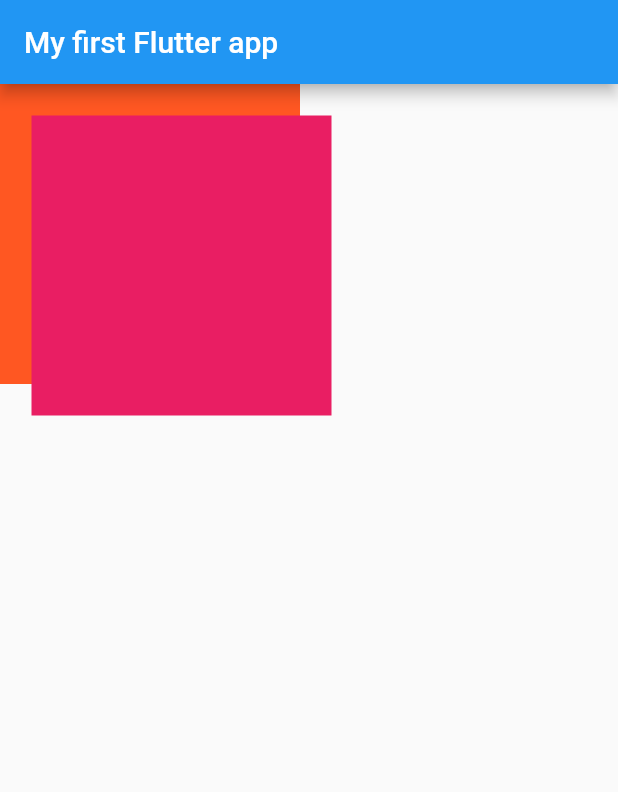
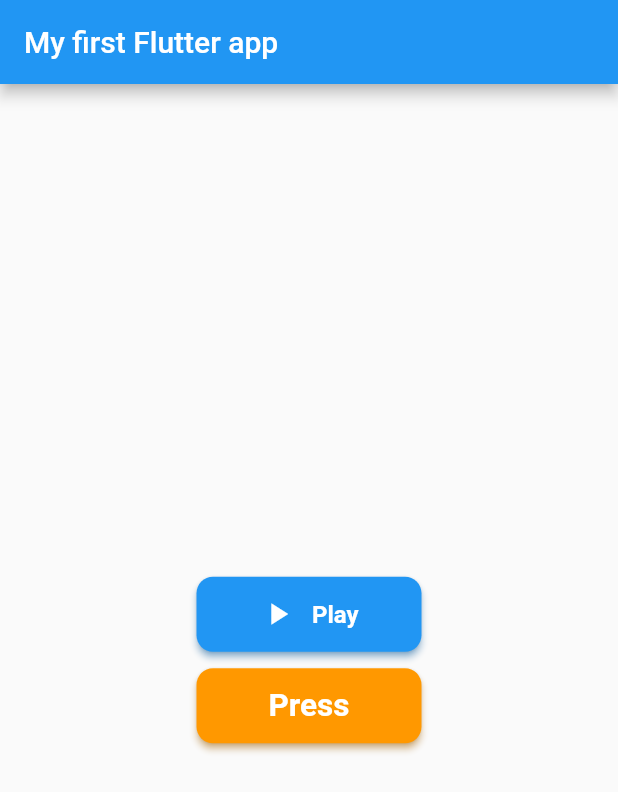
Before and after one commit to Spider-Calvin/MyFirst-Flutter-App, a Flutter app: the screen it shows after launch, on a phone screen of 412 x 824 dp. Shown: the top 792 px of the screen. Run offline on Flutter 3.47's test engine with Material 2 defaults, Android fonts, the phone set to English and light mode, and no system bars.

Commit message:
Custom widgets in flutter, calling compontents with the changes in them 📎

```diff
--- a/lib/main.dart
+++ b/lib/main.dart
@@ -1,6 +1,8 @@
 import 'package:flutter/material.dart';
 import 'package:flutter/services.dart';
 import 'package:intl/intl.dart';
+import 'package:my_first_flutterapp/widgets/roundedbtn.dart';
+import 'package:my_first_flutterapp/ui_helper/util.dart';
 
 void main() {
   runApp(const MyApp());
@@ -55,23 +57,35 @@ class _MyHomePage extends State<MyHomePage>  {
         appBar: AppBar(
           title: const Text("My first Flutter app"),
         ),
-        body:Container(
-          width: 300,
-          height: 300,
-          child: Stack(
+        body:Center(
+          child: Column(
+            mainAxisAlignment: MainAxisAlignment.center,
             children: [
               Container(
-                height: 200,
-                width: 200,
-                color: colorsArray[0],
+                width: 150,
+                height: 50,
+                child: RoundedButton(
+                  btnName: 'Play',
+                  icon: Icon(Icons.play_arrow),
+                  textStyle: mTextStyle16(),
+                  callback: () {
+                    print("Logged in!!");
+                  },
+                ),
               ),
-              Positioned(
-                left: 21,
-                top: 21,
-                child: Container(
-                  height: 200,
-                  width: 200,
-                  color: colorsArray[1],
+              Container(
+                height: 11,
+              ),
+              Container(
+                width: 150,
+                height: 50,
+                child: RoundedButton(
+                  btnName: 'Press',
+                  bgColor: Colors.orange,
+                  textStyle: mTextStyle21(),
+                  callback: () {
+                    print("Logged in!!");
+                  },
                 ),
               ),
             ],
--- a/lib/ui_helper/util.dart
+++ b/lib/ui_helper/util.dart
@@ -8,3 +8,21 @@ TextStyle mytextStyle(){
 TextStyle mytextStyle2({Color textColor=Colors.pink}){
   return TextStyle(fontWeight: FontWeight.w600, color: textColor);
 }
+
+TextStyle mTextStyle11({Color textColor = Colors.black, FontWeight fontWeight = FontWeight.normal}){
+  return TextStyle(
+      fontSize: 17,
+      color: textColor,
+      fontWeight: fontWeight
+  );
+}
+TextStyle mTextStyle16(){
+  return TextStyle(
+    fontSize: 16,
+  );
+}
+TextStyle mTextStyle21(){
+  return TextStyle(
+    fontSize: 21,
+  );
+}
--- /dev/null
+++ b/lib/widgets/roundedbtn.dart
@@ -0,0 +1,46 @@
+import 'package:flutter/material.dart';
+
+class RoundedButton extends StatelessWidget {
+  final String btnName;
+  final Icon? icon;
+  final Color? bgColor;
+  final TextStyle? textStyle;
+  final VoidCallback? callback;
+
+
+  RoundedButton({
+    required this.btnName,
+    this.icon,
+    this.bgColor=Colors.blue,
+    this.textStyle,
+    this.callback
+
+  });
+
+  //RoundedButton({Key? key, required this.btnName, this.icon, required this.bgColor, this.textStyle, this.callback}) : super(key: key);
+
+  @override
+  Widget build(BuildContext context) {
+
+    return ElevatedButton(onPressed: (){
+      callback!();
+    }, child:icon!=null? Row(
+      mainAxisAlignment: MainAxisAlignment.center,
+      children: [
+        icon!,
+        SizedBox( width: 11,),
+        Text(btnName, style: textStyle,)
+      ],
+    ):Text(btnName, style: textStyle,),
+      style: ElevatedButton.styleFrom(
+          primary: bgColor,
+          shadowColor: bgColor,
+          shape: RoundedRectangleBorder(
+              borderRadius:BorderRadius.circular(11)
+          )
+
+      ),
+    );
+
+  }
+}
```
